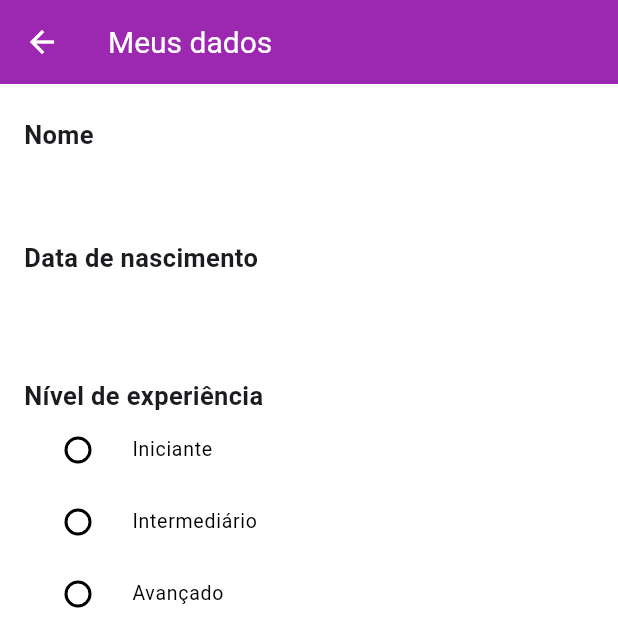
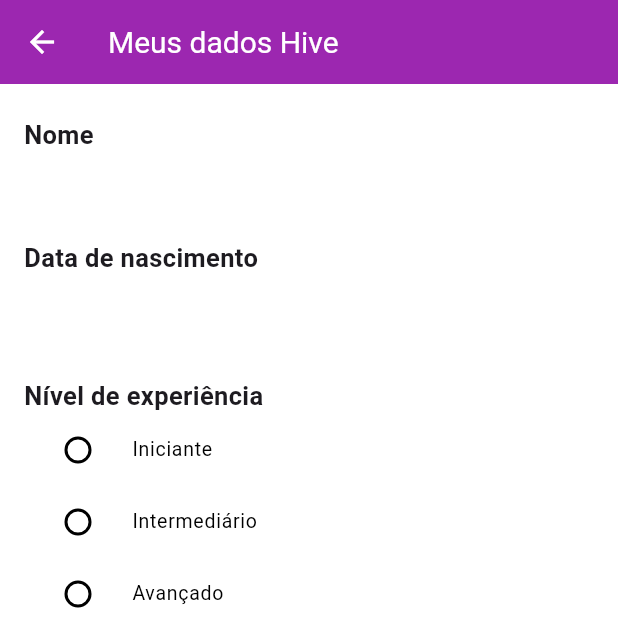
Before and after one commit to LinikerThiers/meu-app-flutter-estudo, a Flutter app: the MainPage screen opened directly, in the side drawer, after a tap on "Dados Cadastrais", on a phone screen of 412 x 824 dp, the top half of it. Run offline on Flutter 3.47's test engine with Material 3 defaults, Android fonts, the phone set to English and light mode, and no system bars; our stand-ins replace google_fonts, hive, shared_preferences; accounts and stored records are empty.

Commit message:
utilizando o hive adapter

```diff
--- a/lib/main.dart
+++ b/lib/main.dart
@@ -1,5 +1,6 @@
 import 'package:flutter/material.dart';
 import 'package:hive/hive.dart';
+import 'package:trilhaapp/model/dados_cadastrais_model.dart';
 import 'package:trilhaapp/my_app.dart';
 import 'package:path_provider/path_provider.dart' as path_provider;
 
@@ -7,5 +8,6 @@
   WidgetsFlutterBinding.ensureInitialized();
   var documentDirectory = await path_provider.getApplicationDocumentsDirectory();
   Hive.init(documentDirectory.path);
+  Hive.registerAdapter(DadosCadastaisModelAdapter());
   runApp(const MyApp());
 }
--- /dev/null
+++ b/lib/model/dados_cadastrais_model.dart
@@ -0,0 +1,35 @@
+import 'package:hive/hive.dart';
+
+part 'dados_cadastrais_model.g.dart';
+
+@HiveType(typeId: 0)
+class DadosCadastaisModel extends HiveObject {
+  @HiveField(0)
+  String? nome;
+
+  @HiveField(1)
+  DateTime? dataNascimento;
+
+  @HiveField(2)
+  String? nivelExperiencia;
+
+  @HiveField(3)
+  List<String> linguagens = [];
+
+  @HiveField(4)
+  int? tempoExperiencia;
+
+  @HiveField(5)
+  double? salario;
+
+  DadosCadastaisModel();
+
+  DadosCadastaisModel.vazio() {
+    nome = "";
+    dataNascimento = null;
+    nivelExperiencia = "";
+    linguagens = [];
+    tempoExperiencia = 0;
+    salario = 0;
+  }
+}
--- /dev/null
+++ b/lib/pages/dados_cadastrais/dados_cadastrais_hive_page.dart
@@ -0,0 +1,236 @@
+import 'package:flutter/material.dart';
+import 'package:trilhaapp/model/dados_cadastrais_model.dart';
+import 'package:trilhaapp/repositories/dados_cadastrais_reposiroty.dart';
+import 'package:trilhaapp/repositories/linguagens_repository.dart';
+import 'package:trilhaapp/repositories/nivel_repository.dart';
+import 'package:trilhaapp/shared/widgets/text_label.dart';
+
+class DadosCadastraisHivePage extends StatefulWidget {
+  const DadosCadastraisHivePage({super.key});
+
+  @override
+  State<DadosCadastraisHivePage> createState() =>
+      _DadosCadastraisHivePageState();
+}
+
+class _DadosCadastraisHivePageState extends State<DadosCadastraisHivePage> {
+  late DadosCadastraisReposiroty dadosCadastraisReposiroty;
+  var dadosCadastaisModel = DadosCadastaisModel.vazio();
+  var nomeController = TextEditingController(text: "");
+  var dataNascimentoController = TextEditingController(text: "");
+  var nivelRepository = NivelRepository();
+  var linguagemRepository = LinguagensRepository();
+  var niveis = [];
+  var linguagens = [];
+
+  bool salvando = false;
+
+  @override
+  void initState() {
+    niveis = nivelRepository.retornaNiveis();
+    linguagens = linguagemRepository.retornaLinguagens();
+    super.initState();
+    carregarDados();
+  }
+
+  carregarDados() async {
+    dadosCadastraisReposiroty = await DadosCadastraisReposiroty.carregar();
+    dadosCadastaisModel = dadosCadastraisReposiroty.obterDados();
+    nomeController.text = dadosCadastaisModel.nome ?? "";
+    dataNascimentoController.text = dadosCadastaisModel.dataNascimento == null
+        ? ""
+        : dadosCadastaisModel.dataNascimento.toString();
+    setState(() {});
+  }
+
+  List<DropdownMenuItem<int>> returnItens(int quantidadeMaxima) {
+    var itens = <DropdownMenuItem<int>>[];
+    for (int i = 0; i <= quantidadeMaxima; i++) {
+      itens.add(
+        DropdownMenuItem(
+          value: i,
+          child: Text(i.toString()),
+        ),
+      );
+    }
+    return itens;
+  }
+
+  @override
+  Widget build(BuildContext context) {
+    return SafeArea(
+      child: Scaffold(
+          appBar: AppBar(
+            title: Text(
+              "Meus dados Hive",
+              style: TextStyle(
+                color: Colors.white,
+              ),
+            ),
+            backgroundColor: Theme.of(context).primaryColor,
+            iconTheme: IconThemeData(color: Colors.white),
+          ),
+          body: Padding(
+            padding: EdgeInsets.symmetric(vertical: 12, horizontal: 16),
+            child: salvando
+                ? Center(child: CircularProgressIndicator())
+                : ListView(
+                    children: [
+                      TextLabel(texto: "Nome"),
+                      TextField(
+                        controller: nomeController,
+                      ),
+                      TextLabel(texto: "Data de nascimento"),
+                      TextField(
+                        controller: dataNascimentoController,
+                        readOnly: true,
+                        onTap: () async {
+                          var data = await showDatePicker(
+                              context: context,
+                              firstDate: DateTime(1900, 1, 1),
+                              lastDate: DateTime(2026, 12, 31));
+                          if (data != null) {
+                            dataNascimentoController.text = data.toString();
+                            dadosCadastaisModel.dataNascimento = data;
+                          }
+                        },
+                      ),
+                      SizedBox(
+                        height: 10,
+                      ),
+                      TextLabel(texto: "Nível de experiência"),
+                      Column(
+                        children: niveis
+                            .map((nivel) => RadioListTile(
+                                  dense: true,
+                                  title: Text(nivel.toString()),
+                                  selected: dadosCadastaisModel.nivelExperiencia == nivel,
+                                  value: nivel.toString(),
+                                  groupValue: dadosCadastaisModel.nivelExperiencia,
+                                  onChanged: (value) {
+                                    debugPrint(value.toString());
+                                    setState(() {
+                                      dadosCadastaisModel.nivelExperiencia = value.toString();
+                                    });
+                                  },
+                                ))
+                            .toList(),
+                      ),
+                      TextLabel(texto: "Linguagens preferidas"),
+                      Column(
+                        children: linguagens
+                            .map((linguagem) => CheckboxListTile(
+                                  dense: true,
+                                  title: Text(linguagem.toString()),
+                                  value: dadosCadastaisModel.linguagens
+                                      .contains(linguagem),
+                                  onChanged: (bool? value) {
+                                    setState(() {
+                                      if (value!) {
+                                        setState(() {
+                                          dadosCadastaisModel.linguagens.add(linguagem);
+                                        });
+                                      } else {
+                                        setState(() {
+                                          dadosCadastaisModel.linguagens
+                                              .remove(linguagem);
+                                        });
+                                      }
+                                    });
+                                  },
+                                ))
+                            .toList(),
+                      ),
+                      TextLabel(texto: "Tempo de experiência"),
+                      DropdownButton<int>(
+                        value: dadosCadastaisModel.tempoExperiencia,
+                        isExpanded: true,
+                        items: returnItens(50),
+                        onChanged: (value) {
+                          setState(() {
+                            dadosCadastaisModel.tempoExperiencia = value ?? 0;
+                          });
+                        },
+                        hint: Text("Selecione"),
+                      ),
+                      TextLabel(
+                          texto:
+                              "Pretenção Salarial: R\$ ${dadosCadastaisModel.salario?.round().toString()}"),
+                      Slider(
+                          min: 0,
+                          max: 10000,
+                          value: dadosCadastaisModel.salario ?? 0,
+                          onChanged: (double value) {
+                            debugPrint(value.toString());
+                            setState(() {
+                              dadosCadastaisModel.salario = value;
+                            });
+                          }),
+                      TextButton(
+                          onPressed: () async {
+                            setState(() {
+                              salvando = false;
+                            });
+                            if (nomeController.text.trim().length < 3) {
+                              ScaffoldMessenger.of(context).showSnackBar(
+                                  SnackBar(
+                                      content:
+                                          Text("Nome deve ser preenchido")));
+                              return;
+                            }
+                            if (dadosCadastaisModel.dataNascimento == null) {
+                              ScaffoldMessenger.of(context).showSnackBar(
+                                  SnackBar(
+                                      content:
+                                          Text("Data deve ser preenchida")));
+                              return;
+                            }
+                            if (dadosCadastaisModel.nivelExperiencia == null || dadosCadastaisModel.nivelExperiencia!.trim() == "") {
+                              ScaffoldMessenger.of(context).showSnackBar(SnackBar(
+                                  content: Text(
+                                      "O nível de experiência deve ser preenchido")));
+                              return;
+                            }
+                            if (dadosCadastaisModel.linguagens.isEmpty) {
+                              ScaffoldMessenger.of(context).showSnackBar(SnackBar(
+                                  content: Text(
+                                      "Selecione pelo menos uma linguagem")));
+                              return;
+                            }
+
+                            if(dadosCadastaisModel.tempoExperiencia == 0 || dadosCadastaisModel.tempoExperiencia == null) {
+                              ScaffoldMessenger.of(context).showSnackBar(SnackBar(
+                                content: Text("Preencha a experiência")));
+                            }
+
+                            if (dadosCadastaisModel.salario == null || dadosCadastaisModel.salario == 0) {
+                              ScaffoldMessenger.of(context).showSnackBar(SnackBar(
+                                  content: Text(
+                                      "A pretenção salarial deve ser maior que 0")));
+                              return;
+                            }
+
+                            dadosCadastaisModel.nome = nomeController.text;
+                            dadosCadastraisReposiroty.salvar(dadosCadastaisModel);
+
+                            setState(() {
+                              salvando = true;
+                            });
+                            Future.delayed(Duration(seconds: 3), () {
+                              ScaffoldMessenger.of(context).showSnackBar(
+                                  const SnackBar(
+                                      content:
+                                          Text("Dados salvo com sucesso!")));
+                              setState(() {
+                                salvando = false;
+                              });
+                              Navigator.pop(context);
+                            });
+                          },
+                          child: Text("Salvar"))
+                    ],
+                  ),
+          )),
+    );
+  }
+}
--- /dev/null
+++ b/lib/repositories/dados_cadastrais_reposiroty.dart
@@ -0,0 +1,29 @@
+import 'package:hive/hive.dart';
+import 'package:trilhaapp/model/dados_cadastrais_model.dart';
+
+class DadosCadastraisReposiroty {
+  static late Box _box;
+
+  DadosCadastraisReposiroty._criar();
+
+  static Future<DadosCadastraisReposiroty> carregar() async {
+    if (Hive.isBoxOpen('dadosCadastraisModel')) {
+      _box = Hive.box('dadosCadastraisModel');
+    } else {
+      _box = await Hive.openBox('dadosCadastraisModel');
+    }
+    return DadosCadastraisReposiroty._criar();
+  }
+
+  void salvar(DadosCadastaisModel dadosCadastraisModel) {
+    _box.put('dadosCadastraisModel', dadosCadastraisModel);
+  }
+
+  DadosCadastaisModel obterDados() {
+    var dadosCadastrais = _box.get('dadosCadastraisModel');
+    if (dadosCadastrais == null) {
+      return DadosCadastaisModel.vazio();
+    }
+    return dadosCadastrais;
+  }
+}
--- a/lib/shared/widgets/custom_drawer.dart
+++ b/lib/shared/widgets/custom_drawer.dart
@@ -1,7 +1,8 @@
 import 'package:flutter/material.dart';
 import 'package:trilhaapp/pages/configuracoes/configuracoes_hive_page.dart';
+import 'package:trilhaapp/pages/dados_cadastrais/dados_cadastrais_hive_page.dart';
 // import 'package:trilhaapp/pages/configuracoes/configuracoes_shared_preferences_page.dart';
-import 'package:trilhaapp/pages/dados_cadastrais_page.dart';
+// import 'package:trilhaapp/pages/dados_cadastrais/dados_cadastrais_page.dart';
 import 'package:trilhaapp/pages/login_page.dart';
 import 'package:trilhaapp/pages/numeros_aleatorios/numeros_aleatorios_hive_page%20copy.dart';
 // import 'package:trilhaapp/pages/numeros_aleatorios/numeros_aleatorios_shared_preferences_page.dart';
@@ -74,7 +75,7 @@
               Navigator.push(
                   context,
                   MaterialPageRoute(
-                      builder: (context) => DadosCadastraisPage()));
+                      builder: (context) => DadosCadastraisHivePage()));
             },
           ),
           Divider(),
--- a/pubspec.yaml
+++ b/pubspec.yaml
@@ -42,6 +42,8 @@
 dev_dependencies:
   flutter_test:
     sdk: flutter
+  hive_generator: ^2.0.1
+  build_runner: ^2.4.15
 
   # The "flutter_lints" package below contains a set of recommended lints to
   # encourage good coding practices. The lint set provided by the package is
```
Also changed, not shown: lib/model/dados_cadastrais_model.g.dart (added), lib/pages/dados_cadastrais/dados_cadastrais_page.dart (renamed from lib/pages/dados_cadastrais_page.dart), pubspec.lock.
